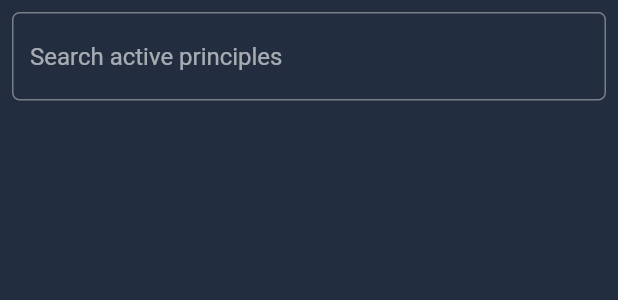
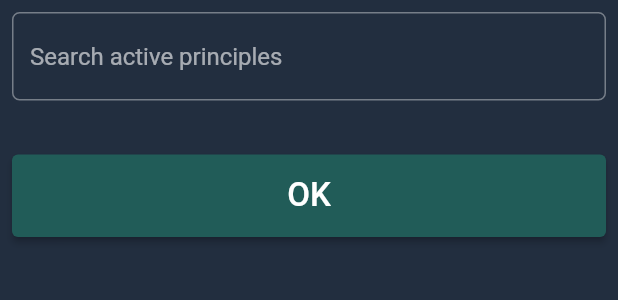
Before and after one commit to AhmedEzio47/dose_calculator_for_vets, a Flutter app: the ActivePrincipleBottomSheet widget shown alone on an empty page, opened directly, on a phone screen of 412 x 824 dp. Shown: the top 300 px of the screen. Run offline on Flutter 3.47's test engine with Material 2 defaults, Android fonts, the phone set to English and light mode, and no system bars; our stand-ins replace bloc, cloud_firestore, dartz, equatable, firebase_core, flutter_bloc and 5 more; accounts and stored records are empty.

Commit message:
-Search active principle completed

```diff
--- a/assets/locale/en.json
+++ b/assets/locale/en.json
@@ -32,5 +32,9 @@
   "howToUseDetails" : "1- Enter drug concentration as described per ml in the internal prescription of the drug.\n\n2- Enter quantity of (mls) which is also show in drug concentration \n\n E.g.: Dexamethasone amp. concentration is 8 mg per 2 ml.\n\n3- Enter dose per unit mass which is the drug dose for the species you're calculating e.g.: Dexamethasone dose for Feline is .35 mg/Kg or .16 mg/Lb.\n\n4- Enter the mass(weight) of the animal.",
   "unexpectedError" : "An unexpected error occurred",
   "activePrinciple" : "Active principle",
-  "route" : "Route"
+  "route" : "Route",
+  "species" : "Species",
+  "searchActivePrinciples" : "Search active principles",
+  "selectRoute" : "Select route",
+  "selectSpecies" : "Select species"
 }
--- a/lib/core/constants/app_constants.dart
+++ b/lib/core/constants/app_constants.dart
@@ -7,5 +7,5 @@ class AppConstants {
   static const String playStoreUrl =
       "https://play.google.com/store/apps/details?id=com.ahmednabil.dose_calculator_for_vets";
   static MassUnitValues? massUnit;
-  static int decimalPrecision = 2;
+  static int decimalPrecision = 8;
 }
--- a/lib/core/locale/translation_keys.dart
+++ b/lib/core/locale/translation_keys.dart
@@ -33,4 +33,8 @@ class TranslationKeys {
   static const String howToUseDetails = 'howToUseDetails';
   static const String activePrinciple = 'activePrinciple';
   static const String route = 'route';
+  static const String searchActivePrinciples = 'searchActivePrinciples';
+  static const String selectRoute = 'selectRoute';
+  static const String selectSpecies = 'selectSpecies';
+  static const String species = 'species';
 }
--- /dev/null
+++ b/lib/core/utils/formatters.dart
@@ -0,0 +1,8 @@
+import 'package:dose_calculator_for_vets/core/constants/app_constants.dart';
+
+class Formatters {
+  static String formatDecimals(num n) {
+    return n.toStringAsFixed(
+        n.truncateToDouble() == n ? 0 : AppConstants.decimalPrecision);
+  }
+}
--- a/lib/presentation/pages/home/bloc/calculator_event.dart
+++ b/lib/presentation/pages/home/bloc/calculator_event.dart
@@ -45,3 +45,9 @@ class DrugIndexChanged extends CalculatorEvent {
 
   DrugIndexChanged(this.index);
 }
+
+class SpeciesIndexChanged extends CalculatorEvent {
+  final int index;
+
+  SpeciesIndexChanged(this.index);
+}
--- a/lib/presentation/pages/home/bloc/calculator_state.dart
+++ b/lib/presentation/pages/home/bloc/calculator_state.dart
@@ -8,6 +8,9 @@ class CalculatorState {
   final List<DrugEntity> searchResults;
   final DrugRouteEntity? selectedRoute;
   final DrugEntity? selectedDrug;
+  final SpeciesEntity? selectedSpecies;
+  final String dosePerUnitMass;
+  final String? comment;
   CalculatorState({
     this.status = BlocStatus.initial,
     this.finalDose,
@@ -16,6 +19,9 @@ class CalculatorState {
     this.searchResults = const [],
     this.selectedRoute,
     this.selectedDrug,
+    this.selectedSpecies,
+    this.dosePerUnitMass = '',
+    this.comment,
   });
 
   CalculatorState copyWith({
@@ -26,6 +32,9 @@ class CalculatorState {
     List<DrugEntity>? searchResults,
     DrugRouteEntity? selectedRoute,
     DrugEntity? selectedDrug,
+    SpeciesEntity? selectedSpecies,
+    String? dosePerUnitMass,
+    String? comment,
   }) {
     return CalculatorState(
       status: status ?? this.status,
@@ -35,6 +44,9 @@ class CalculatorState {
       searchResults: searchResults ?? this.searchResults,
       selectedRoute: selectedRoute ?? this.selectedRoute,
       selectedDrug: selectedDrug ?? this.selectedDrug,
+      selectedSpecies: selectedSpecies ?? this.selectedSpecies,
+      dosePerUnitMass: dosePerUnitMass ?? this.dosePerUnitMass,
+      comment: comment ?? this.comment,
     );
   }
 }
--- a/lib/presentation/pages/home/widgets/active_principle_bottom_sheet.dart
+++ b/lib/presentation/pages/home/widgets/active_principle_bottom_sheet.dart
@@ -1,12 +1,16 @@
 import 'package:dose_calculator_for_vets/core/constants/app_colors.dart';
-import 'package:dose_calculator_for_vets/domain/entities/drug_entity.dart';
-import 'package:dose_calculator_for_vets/presentation/pages/home/widgets/active_principle_item.dart';
+import 'package:dose_calculator_for_vets/core/locale/app_localization.dart';
+import 'package:dose_calculator_for_vets/core/locale/translation_keys.dart';
+import 'package:dose_calculator_for_vets/presentation/pages/app_view/blocs/units/units_bloc.dart';
+import 'package:dose_calculator_for_vets/presentation/pages/home/widgets/species_drop_down.dart';
+import 'package:dose_calculator_for_vets/presentation/widgets/general_btn.dart';
 import 'package:flutter/material.dart';
 import 'package:flutter_bloc/flutter_bloc.dart';
-import 'package:flutter_typeahead/flutter_typeahead.dart';
 
+import '../../../../core/constants/text_styles.dart';
 import '../bloc/calculator_bloc.dart';
 import 'drug_route_drop_down.dart';
+import 'search_active_principles_field.dart';
 
 class ActivePrincipleBottomSheet extends StatefulWidget {
   ActivePrincipleBottomSheet({Key? key}) : super(key: key);
@@ -18,8 +22,6 @@ class ActivePrincipleBottomSheet extends StatefulWidget {
 
 class _ActivePrincipleBottomSheetState
     extends State<ActivePrincipleBottomSheet> {
-  final TextEditingController _controller = TextEditingController();
-
   @override
   Widget build(BuildContext context) {
     return BlocBuilder<CalculatorBloc, CalculatorState>(
@@ -28,43 +30,50 @@ class _ActivePrincipleBottomSheetState
           color: Theme.of(context).scaffoldBackgroundColor,
           padding: const EdgeInsets.all(8.0),
           child: Column(
+            crossAxisAlignment: CrossAxisAlignment.start,
             children: [
-              TypeAheadFormField(
-                  minCharsForSuggestions: 3,
-                  textFieldConfiguration: TextFieldConfiguration(
-                    decoration: InputDecoration(
-                        hintText: 'Search active principles',
-                        focusedBorder: OutlineInputBorder(
-                            borderSide: const BorderSide(
-                              color: AppColors.primaryColor,
-                            ),
-                            borderRadius: BorderRadius.circular(5)),
-                        border: OutlineInputBorder(
-                            borderRadius: BorderRadius.circular(5))),
-                    controller: _controller,
-                  ),
-                  suggestionsCallback: (query) async {
-                    final results = await context
-                        .read<CalculatorBloc>()
-                        .onSearchDrugEvent(
-                            SearchDrugEvent(query.toLowerCase()), null);
-                    context
-                        .read<CalculatorBloc>()
-                        .emit(state.copyWith(searchResults: results));
-                    return results;
-                  },
-                  itemBuilder: (context, suggestion) => ActivePrincipleItem(
-                      text: (suggestion as DrugEntity).name),
-                  onSuggestionSelected: (drug) {
-                    _controller.text = (drug as DrugEntity).name;
-                    context.read<CalculatorBloc>().add(DrugIndexChanged(state
-                        .searchResults
-                        .indexWhere((element) => element.name == drug.name)));
-                  }),
+              SearchActivePrinciplesField(),
               const SizedBox(
                 height: 16,
               ),
               if (state.selectedDrug != null) const DrugRouteDropDown(),
+              if (state.selectedRoute != null) const SpeciesDropDown(),
+              if (state.selectedSpecies != null)
+                const SizedBox(
+                  height: 10,
+                ),
+              if (state.selectedSpecies != null)
+                BlocBuilder<UnitsBloc, UnitsState>(
+                  builder: (context, unitsState) {
+                    return Text(
+                      '${AppLocalizations.instance.translate(
+                        TranslationKeys.dosePerUnitMass,
+                        param1: unitsState.toString(),
+                      )}: ${state.dosePerUnitMass}',
+                      style: TextStyles.medium.copyWith(fontSize: 18),
+                    );
+                  },
+                ),
+              if (state.comment != null)
+                const SizedBox(
+                  height: 36,
+                ),
+              if (state.comment != null)
+                Text(
+                  '${state.comment}',
+                  style: TextStyles.medium.copyWith(
+                    fontSize: 18,
+                    color: AppColors.errorColor,
+                  ),
+                ),
+              const SizedBox(
+                height: 20,
+              ),
+              GeneralBtn(
+                  onPressed: () => Navigator.of(context).pop(),
+                  text: AppLocalizations.instance.translate(
+                    TranslationKeys.ok,
+                  ))
             ],
           ),
         );
--- a/lib/presentation/pages/home/widgets/drug_route_drop_down.dart
+++ b/lib/presentation/pages/home/widgets/drug_route_drop_down.dart
@@ -24,7 +24,8 @@ class DrugRouteDropDown extends StatelessWidget {
         BlocBuilder<CalculatorBloc, CalculatorState>(
           builder: (context, state) {
             return DropdownButton<DrugRouteEntity>(
-              hint: const Text('Select route'),
+              hint: Text(AppLocalizations.instance
+                  .translate(TranslationKeys.selectRoute)),
               value: state.selectedRoute ?? state.selectedDrug!.routes.first,
               items: state.selectedDrug!.routes
                   .map((e) => DropdownMenuItem<DrugRouteEntity>(
--- a/lib/presentation/pages/home/widgets/result_dialog.dart
+++ b/lib/presentation/pages/home/widgets/result_dialog.dart
@@ -29,6 +29,7 @@ class ResultDialog extends StatelessWidget {
                   TranslationKeys.finalDoseResult,
                   param1: finalDose.toString(),
                 ),
+                textAlign: TextAlign.center,
                 style: TextStyles.semiBold.copyWith(fontSize: 22)),
             const SizedBox(
               height: 24,
--- /dev/null
+++ b/lib/presentation/pages/home/widgets/search_active_principles_field.dart
@@ -0,0 +1,56 @@
+import 'package:flutter/material.dart';
+import 'package:flutter_bloc/flutter_bloc.dart';
+import 'package:flutter_typeahead/flutter_typeahead.dart';
+
+import '../../../../core/constants/app_colors.dart';
+import '../../../../core/locale/app_localization.dart';
+import '../../../../core/locale/translation_keys.dart';
+import '../../../../domain/entities/drug_entity.dart';
+import '../bloc/calculator_bloc.dart';
+import 'active_principle_item.dart';
+
+class SearchActivePrinciplesField extends StatelessWidget {
+  SearchActivePrinciplesField({Key? key}) : super(key: key);
+  final TextEditingController _controller = TextEditingController();
+
+  @override
+  Widget build(BuildContext context) {
+    return BlocBuilder<CalculatorBloc, CalculatorState>(
+      builder: (context, state) {
+        return TypeAheadFormField(
+            minCharsForSuggestions: 3,
+            textFieldConfiguration: TextFieldConfiguration(
+              decoration: InputDecoration(
+                  hintText: AppLocalizations.instance
+                      .translate(TranslationKeys.searchActivePrinciples),
+                  focusedBorder: OutlineInputBorder(
+                      borderSide: const BorderSide(
+                        color: AppColors.primaryColor,
+                      ),
+                      borderRadius: BorderRadius.circular(5)),
+                  border: OutlineInputBorder(
+                      borderRadius: BorderRadius.circular(5))),
+              controller: _controller,
+            ),
+            suggestionsCallback: (query) async {
+              final results = await context
+                  .read<CalculatorBloc>()
+                  .onSearchDrugEvent(
+                      SearchDrugEvent(query.toLowerCase()), null);
+              context
+                  .read<CalculatorBloc>()
+                  .emit(state.copyWith(searchResults: results));
+              return results;
+            },
+            itemBuilder: (context, suggestion) =>
+                ActivePrincipleItem(text: (suggestion as DrugEntity).name),
+            onSuggestionSelected: (drug) {
+              _controller.text = (drug as DrugEntity).name;
+              context.read<CalculatorBloc>().add(DrugIndexChanged(state
+                  .searchResults
+                  .indexWhere((element) => element.name == drug.name)));
+            });
+      },
+    );
+  }
+}
```
Also changed, not shown: lib/presentation/pages/history/widgets/history_item.dart (+6 -6 lines), lib/presentation/pages/home/bloc/calculator_bloc.dart (+23 -1 lines), lib/presentation/pages/home/home_page.dart (+10 -9 lines), lib/presentation/pages/home/widgets/species_drop_down.dart (added, +49 -0 lines).
